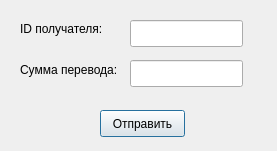
This is ui/remittance.ui in MarinaMeyta/eWallet_app as Qt 5 draws it before an edit. The edited form follows.
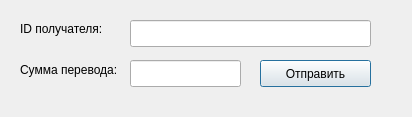
This is the edited form.

Commit message: inputs still are mess

Patch:
```diff
--- a/ui/remittance.ui
+++ b/ui/remittance.ui
@@ -6,8 +6,8 @@
    <rect>
     <x>0</x>
     <y>0</y>
-    <width>277</width>
-    <height>151</height>
+    <width>412</width>
+    <height>117</height>
    </rect>
   </property>
   <property name="windowTitle">
@@ -18,7 +18,7 @@
     <rect>
      <x>130</x>
      <y>20</y>
-     <width>113</width>
+     <width>241</width>
      <height>27</height>
     </rect>
    </property>
@@ -28,7 +28,7 @@
     <rect>
      <x>130</x>
      <y>60</y>
-     <width>113</width>
+     <width>111</width>
      <height>27</height>
     </rect>
    </property>
@@ -36,9 +36,9 @@
   <widget class="QPushButton" name="remitBtn">
    <property name="geometry">
     <rect>
-     <x>100</x>
-     <y>110</y>
-     <width>85</width>
+     <x>260</x>
+     <y>60</y>
+     <width>111</width>
      <height>27</height>
     </rect>
    </property>
```
The commit also changes 2 other files.
